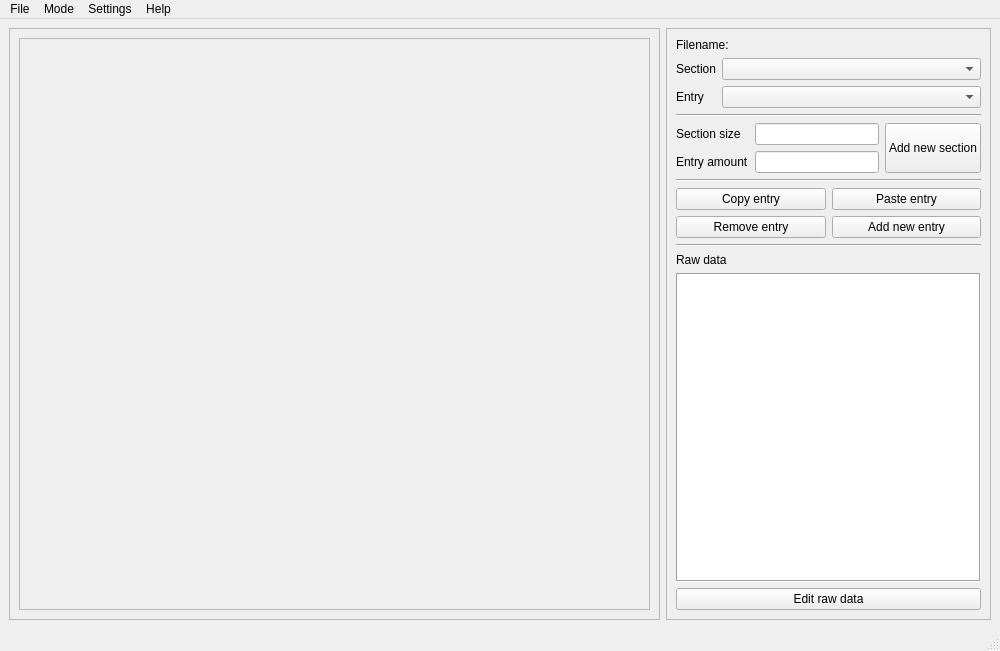
Old version of the form src/interface/main_window.ui in the repository idrgn/PPEditor.
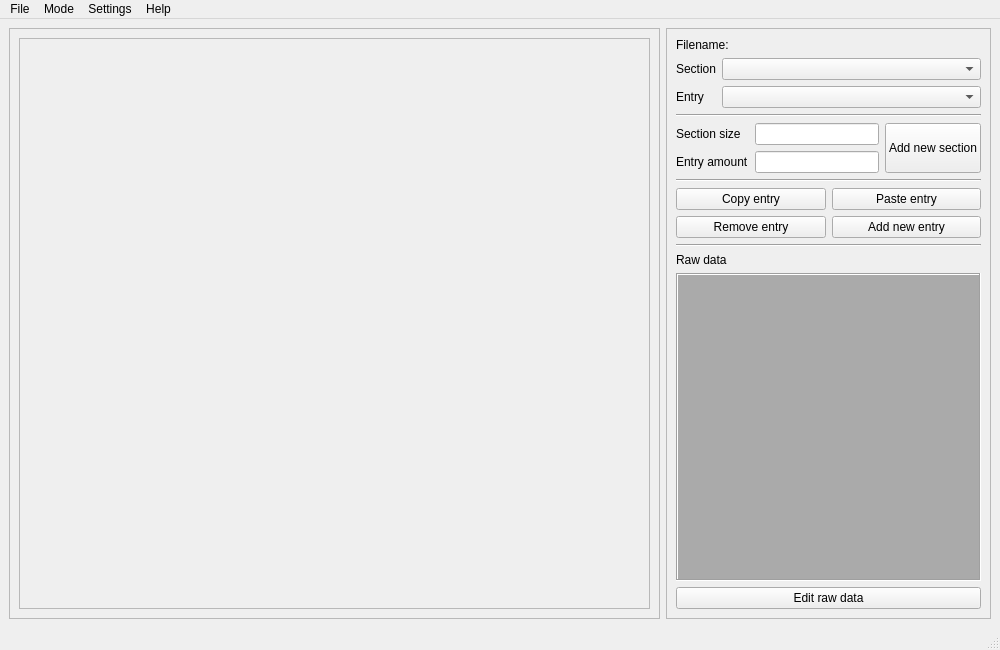
New version of the form.

Commit message: Adjusted raw data view styles

Patch:
```diff
--- a/src/interface/main_window.ui
+++ b/src/interface/main_window.ui
@@ -7,7 +7,7 @@
     <x>0</x>
     <y>0</y>
     <width>1000</width>
-    <height>651</height>
+    <height>650</height>
    </rect>
   </property>
   <property name="windowTitle">
@@ -62,7 +62,7 @@
                <x>0</x>
                <y>0</y>
                <width>611</width>
-               <height>552</height>
+               <height>551</height>
               </rect>
              </property>
              <layout class="QFormLayout" name="fl_fields">
@@ -148,6 +148,97 @@
             <property name="enabled">
              <bool>true</bool>
             </property>
+            <property name="palette">
+             <palette>
+              <active>
+               <colorrole role="WindowText">
+                <brush brushstyle="SolidPattern">
+                 <color alpha="255">
+                  <red>84</red>
+                  <green>84</green>
+                  <blue>84</blue>
+                 </color>
+                </brush>
+               </colorrole>
+               <colorrole role="Text">
+                <brush brushstyle="SolidPattern">
+                 <color alpha="255">
+                  <red>20</red>
+                  <green>22</green>
+                  <blue>56</blue>
+                 </color>
+                </brush>
+               </colorrole>
+               <colorrole role="Base">
+                <brush brushstyle="SolidPattern">
+                 <color alpha="255">
+                  <red>170</red>
+                  <green>170</green>
+                  <blue>170</blue>
+                 </color>
+                </brush>
+               </colorrole>
+              </active>
+              <inactive>
+               <colorrole role="WindowText">
+                <brush brushstyle="SolidPattern">
+                 <color alpha="255">
+                  <red>84</red>
+                  <green>84</green>
+                  <blue>84</blue>
+                 </color>
+                </brush>
+               </colorrole>
+               <colorrole role="Text">
+                <brush brushstyle="SolidPattern">
+                 <color alpha="255">
+                  <red>20</red>
+                  <green>22</green>
+                  <blue>56</blue>
+                 </color>
+                </brush>
+               </colorrole>
+               <colorrole role="Base">
+                <brush brushstyle="SolidPattern">
+                 <color alpha="255">
+                  <red>170</red>
+                  <green>170</green>
+                  <blue>170</blue>
+                 </color>
+                </brush>
+               </colorrole>
+              </inactive>
+              <disabled>
+               <colorrole role="WindowText">
+                <brush brushstyle="SolidPattern">
+                 <color alpha="255">
+                  <red>120</red>
+                  <green>120</green>
+                  <blue>120</blue>
+                 </color>
+                </brush>
+               </colorrole>
+               <colorrole role="Text">
+                <brush brushstyle="SolidPattern">
+                 <color alpha="255">
+                  <red>120</red>
+                  <green>120</green>
+                  <blue>120</blue>
+                 </color>
+                </brush>
+               </colorrole>
+               <colorrole role="Base">
+                <brush brushstyle="SolidPattern">
+                 <color alpha="255">
+                  <red>240</red>
+                  <green>240</green>
+                  <blue>240</blue>
+                 </color>
+                </brush>
+               </colorrole>
+              </disabled>
+             </palette>
+            </property>
             <property name="font">
              <font>
               <family>Roboto Mono</family>
@@ -165,6 +256,16 @@
             <property name="undoRedoEnabled">
              <bool>false</bool>
             </property>
+            <property name="lineWrapMode">
+             <enum>QTextEdit::WidgetWidth</enum>
+            </property>
+            <property name="html">
+             <string>&lt;!DOCTYPE HTML PUBLIC &quot;-//W3C//DTD HTML 4.0//EN&quot; &quot;http://www.w3.org/TR/REC-html40/strict.dtd&quot;&gt;
+&lt;html&gt;&lt;head&gt;&lt;meta name=&quot;qrichtext&quot; content=&quot;1&quot; /&gt;&lt;style type=&quot;text/css&quot;&gt;
+p, li { white-space: pre-wrap; }
+&lt;/style&gt;&lt;/head&gt;&lt;body style=&quot; font-family:'Roboto Mono'; font-size:10pt; font-weight:600; font-style:normal;&quot;&gt;
+&lt;p style=&quot;-qt-paragraph-type:empty; margin-top:0px; margin-bottom:0px; margin-left:0px; margin-right:0px; -qt-block-indent:0; text-indent:0px;&quot;&gt;&lt;br /&gt;&lt;/p&gt;&lt;/body&gt;&lt;/html&gt;</string>
+            </property>
             <property name="acceptRichText">
              <bool>true</bool>
             </property>
```
Left out of the diff: 3 changed lines with no effect on the pictures. The commit also changes 1 other file.
